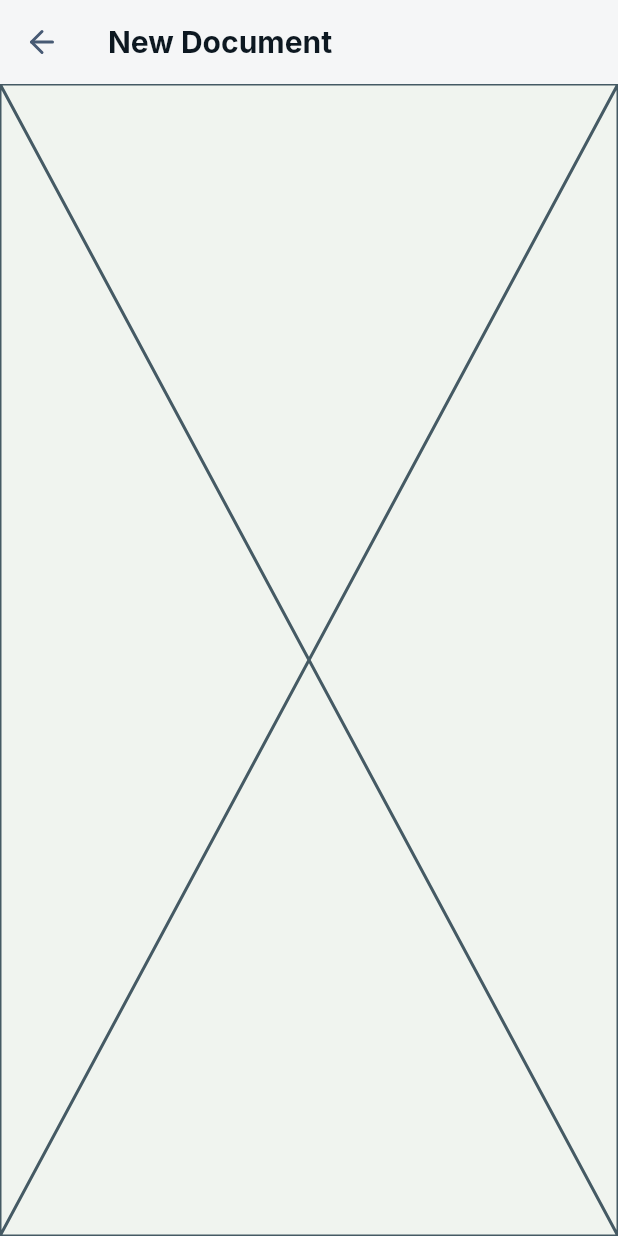
After one commit to urGirlkiri/fluentepub, a Flutter app: the screen it shows after launch, after a tap on an icon or button, on a phone screen of 412 x 824 dp. The commit adds this screen. Run offline on Flutter 3.47's test engine with Material 3 defaults, Android fonts, the phone set to English and light mode, and no system bars; our stand-ins replace adaptive_theme, go_router, google_fonts, lucide_icons_flutter; network calls fail.

Commit message:
mocked new blank document screen and created custom new card

```diff
--- a/packages/client/lib/config/router.dart
+++ b/packages/client/lib/config/router.dart
@@ -1,9 +1,13 @@
 import 'package:fluentepub/features/home/screen.dart';
+import 'package:fluentepub/features/new/blank_screen.dart';
 import 'package:go_router/go_router.dart';
 
 class Routes {
   static const String homeRoute = '/';
   static const String home = 'home';
+
+  static const String newBlankDocRoute = '/new';
+  static const String newBlankDoc = 'new';
 }
 
 final router = GoRouter(
@@ -14,5 +18,11 @@ final router = GoRouter(
       path: Routes.homeRoute,
       builder: (context, state) => HomeScreen(),
     ),
+
+    GoRoute(
+      name: Routes.newBlankDoc,
+      path: Routes.newBlankDocRoute,
+      builder: (context, state) => NewBlankDocument(),
+    ),
   ],
 );
--- a/packages/client/lib/features/home/screen.dart
+++ b/packages/client/lib/features/home/screen.dart
@@ -1,6 +1,6 @@
 import 'package:adaptive_theme/adaptive_theme.dart';
 import 'package:fluentepub/config/theme/palette.dart';
-import 'package:fluentepub/features/home/widgets/new_document.dart';
+import 'package:fluentepub/features/home/widgets/new_document/index.dart';
 import 'package:fluentepub/features/home/widgets/recent_documents.dart';
 import 'package:fluentepub/features/home/widgets/sort_by.dart';
 import 'package:fluentepub/widgets/edrawer.dart';
--- /dev/null
+++ b/packages/client/lib/features/home/widgets/new_document/new_card.dart
@@ -0,0 +1,61 @@
+import 'package:fluentepub/config/router.dart';
+import 'package:flutter/material.dart';
+import 'package:go_router/go_router.dart';
+import 'package:lucide_icons_flutter/lucide_icons.dart';
+
+class NewCard extends StatefulWidget {
+  const NewCard({super.key});
+
+  @override
+  State<NewCard> createState() => _NewCardState();
+}
+
+class _NewCardState extends State<NewCard> {
+  bool _isHovered = false;
+  bool _isClicked = false;
+
+  @override
+  Widget build(BuildContext context) {
+    final theme = Theme.of(context);
+
+    final backgroundColor = _isClicked
+        ? theme.colorScheme.surface
+        : _isHovered
+        ? theme.colorScheme.secondary
+        : theme.colorScheme.surface;
+
+    final accentColor = _isClicked
+        ? theme.colorScheme.onSurface
+        : theme.colorScheme.primary;
+
+    return GestureDetector(
+      onTap: () => setState(() {
+        _isClicked = true;
+        context.pushNamed(Routes.newBlankDoc);
+      }),
+      child: MouseRegion(
+        onEnter: (event) {
+          setState(() {
+            _isHovered = true;
+          });
+        },
+        onExit: (event) {
+          setState(() {
+            _isHovered = false;
+          });
+        },
+        cursor: SystemMouseCursors.click,
+        child: Container(
+          width: 220,
+          height: 300,
+          decoration: BoxDecoration(
+            color: backgroundColor,
+            border: Border.all(color: accentColor, width: .5),
+            borderRadius: BorderRadius.circular(8),
+          ),
+          child: Icon(LucideIcons.plusDir, size: 70, color: accentColor),
+        ),
+      ),
+    );
+  }
+}
--- /dev/null
+++ b/packages/client/lib/features/new/blank_screen.dart
@@ -0,0 +1,18 @@
+import 'package:flutter/material.dart';
+import 'package:go_router/go_router.dart';
+import 'package:lucide_icons_flutter/lucide_icons.dart';
+
+class NewBlankDocument extends StatelessWidget {
+  const NewBlankDocument({super.key});
+
+  @override
+  Widget build(BuildContext context) {
+    return Scaffold(
+      appBar: AppBar(
+        leading: IconButton(onPressed: () => context.pop(), icon: Icon(LucideIcons.arrowLeft)),
+        title: Text("New Document"),
+      ),
+      body:  const Placeholder(),
+    );
+  }
+}
```
Also changed, not shown: packages/client/lib/features/home/widgets/new_document/index.dart (renamed from packages/client/lib/features/home/widgets/new_document.dart, +2 -24 lines).
